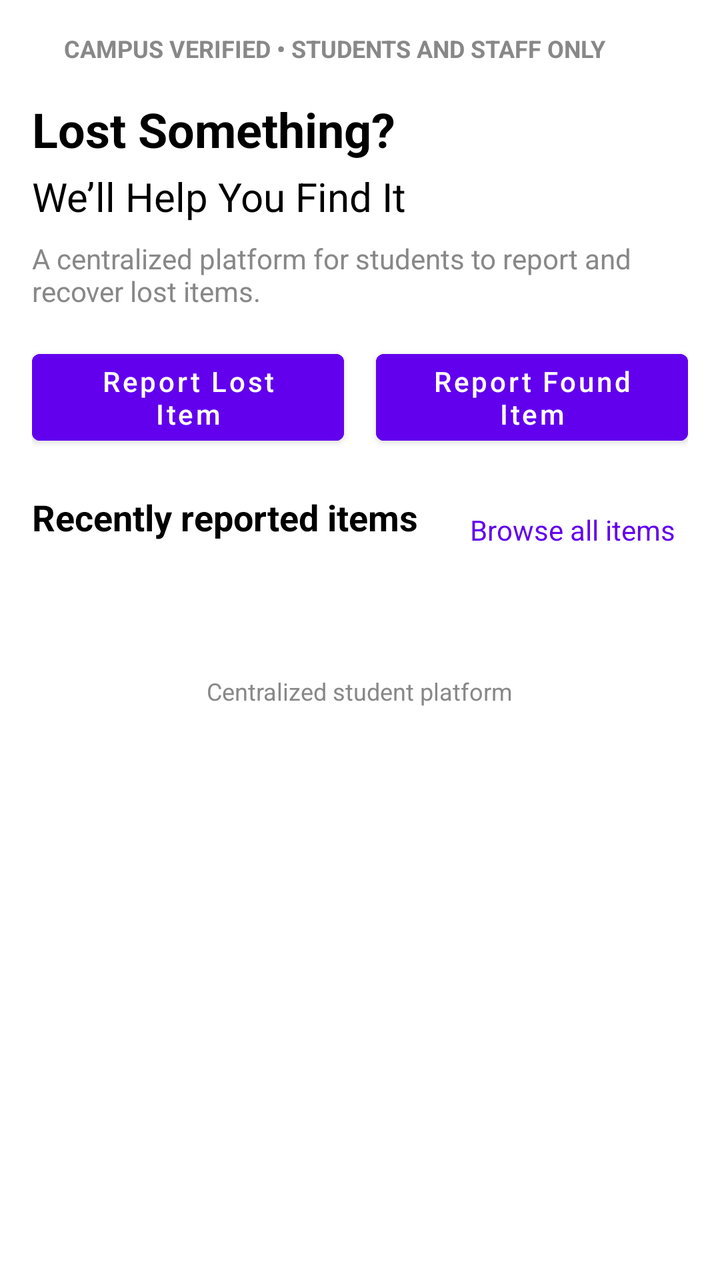
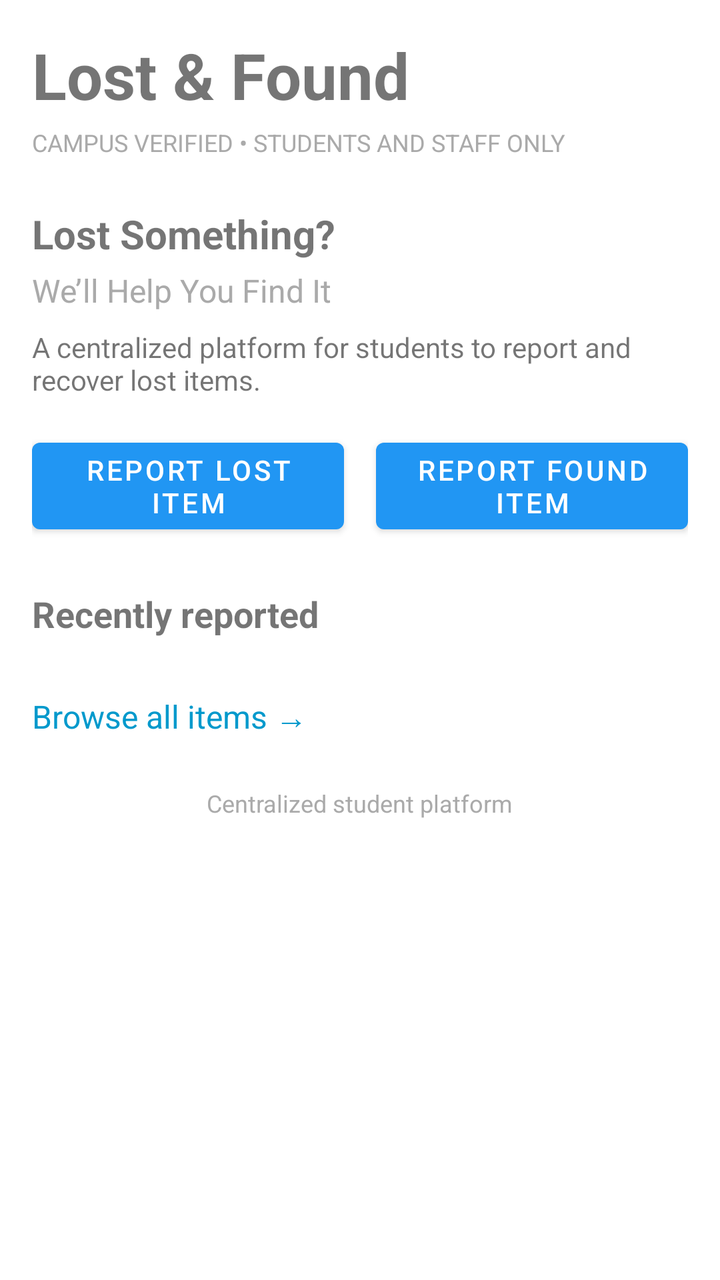

The first picture is an Android layout as it rendered before a commit; the second is the same layout after the commit. The layout source and the unified diff follow.
<!-- AndroidManifest.xml: application theme Theme.CampusLostAndFound -->
<!-- res/layout/activity_home.xml -->
<?xml version="1.0" encoding="utf-8"?>
<androidx.core.widget.NestedScrollView
    xmlns:android="http://schemas.android.com/apk/res/android"
    xmlns:app="http://schemas.android.com/apk/res-auto"
    xmlns:tools="http://schemas.android.com/tools"
    android:layout_width="match_parent"
    android:layout_height="match_parent"
    tools:context=".HomeActivity">

    <androidx.constraintlayout.widget.ConstraintLayout
        android:layout_width="match_parent"
        android:layout_height="wrap_content"
        android:padding="16dp">

        

        

        

        <TextView
            android:id="@+id/tvVerified"
            android:layout_width="wrap_content"
            android:layout_height="wrap_content"
            android:layout_marginStart="16dp"
            android:text="@string/campus_verified"
            android:textColor="@color/gray"
            android:textSize="12sp"
            android:textStyle="bold"
            app:layout_constraintStart_toStartOf="parent"
            app:layout_constraintTop_toTopOf="parent" />

        <TextView
            android:id="@+id/tvLostSomething"
            android:layout_width="wrap_content"
            android:layout_height="wrap_content"
            android:text="@string/lost_something"
            android:textSize="24sp"
            android:textStyle="bold"
            android:textColor="@color/black"
            app:layout_constraintTop_toBottomOf="@id/tvVerified"
            app:layout_constraintStart_toStartOf="parent"
            android:layout_marginTop="16dp"/>

        
        <TextView
            android:id="@+id/tvWeHelp"
            android:layout_width="wrap_content"
            android:layout_height="wrap_content"
            android:text="@string/we_help"
            android:textSize="20sp"
            android:textColor="@color/black"
            app:layout_constraintTop_toBottomOf="@id/tvLostSomething"
            app:layout_constraintStart_toStartOf="parent"
            android:layout_marginTop="4dp"/>

        
        <TextView
            android:id="@+id/tvDescription"
            android:layout_width="0dp"
            android:layout_height="wrap_content"
            android:text="@string/description"
            android:textSize="14sp"
            android:textColor="@color/gray"
            app:layout_constraintTop_toBottomOf="@id/tvWeHelp"
            app:layout_constraintStart_toStartOf="parent"
            app:layout_constraintEnd_toEndOf="parent"
            android:layout_marginTop="8dp"/>

        

        <Button
            android:id="@+id/btnReportLost"
            android:layout_width="0dp"
            android:layout_height="wrap_content"
            android:layout_marginTop="16dp"
            android:layout_marginEnd="8dp"
            android:backgroundTint="@color/primary"
            android:text="@string/report_lost"
            android:textAllCaps="false"
            app:layout_constraintEnd_toStartOf="@id/btnReportFound"
            app:layout_constraintStart_toStartOf="parent"
            app:layout_constraintTop_toBottomOf="@id/tvDescription" />

        

        

        

        <Button
            android:id="@+id/btnReportFound"
            android:layout_width="0dp"
            android:layout_height="wrap_content"
            android:layout_marginStart="8dp"
            android:layout_marginTop="16dp"
            android:backgroundTint="@color/primary"
            android:text="@string/report_found"
            android:textAllCaps="false"
            app:layout_constraintEnd_toEndOf="parent"
            app:layout_constraintStart_toEndOf="@id/btnReportLost"
            app:layout_constraintTop_toBottomOf="@id/tvDescription" />

        <TextView
            android:id="@+id/tvRecentTitle"
            android:layout_width="197dp"
            android:layout_height="27dp"
            android:layout_marginTop="20dp"
            android:text="@string/recent_title"
            android:textColor="@color/black"
            android:textSize="18sp"
            android:textStyle="bold"
            app:layout_constraintStart_toStartOf="parent"
            app:layout_constraintTop_toBottomOf="@id/btnReportLost" />

        <TextView
            android:id="@+id/tvBrowseAll"
            android:layout_width="105dp"
            android:layout_height="18dp"
            android:layout_marginEnd="4dp"
            android:clickable="true"
            android:focusable="true"
            android:text="@string/browse_all"
            android:textColor="@color/primary"
            android:textSize="14sp"
            app:layout_constraintBottom_toBottomOf="@id/tvRecentTitle"
            app:layout_constraintEnd_toEndOf="parent"
            app:layout_constraintTop_toTopOf="@id/tvRecentTitle"
            app:layout_constraintVertical_bias="1.0" />

        <androidx.recyclerview.widget.RecyclerView
            android:id="@+id/recyclerViewRecent"
            android:layout_width="0dp"
            android:layout_height="wrap_content"
            android:layout_marginTop="40dp"
            android:nestedScrollingEnabled="false"
            app:layoutManager="androidx.recyclerview.widget.LinearLayoutManager"
            app:layout_constraintEnd_toEndOf="parent"
            app:layout_constraintHorizontal_bias="0.0"
            app:layout_constraintStart_toStartOf="parent"
            app:layout_constraintTop_toBottomOf="@id/tvRecentTitle" />

        <TextView
            android:id="@+id/footer"
            android:layout_width="wrap_content"
            android:layout_height="wrap_content"
            android:text="@string/footer_line1"
            android:textSize="12sp"
            android:textColor="@color/gray"
            app:layout_constraintTop_toBottomOf="@id/recyclerViewRecent"
            app:layout_constraintStart_toStartOf="parent"
            app:layout_constraintEnd_toEndOf="parent"
            android:layout_marginTop="24dp"
            android:layout_marginBottom="16dp"/>

    </androidx.constraintlayout.widget.ConstraintLayout>
</androidx.core.widget.NestedScrollView>
<!-- resources referenced by this layout -->
<resources>
  <color name="black">#FF000000</color>
  <color name="gray">#FF888888</color>
  <color name="primary">#FF6200EE</color>
  <string name="browse_all">Browse all items &gt;</string>
  <string name="campus_verified">CAMPUS VERIFIED • STUDENTS AND STAFF ONLY</string>
  <string name="description">A centralized platform for students to report and recover lost items.</string>
  <string name="footer_line1">Centralized student platform</string>
  <string name="lost_something">Lost Something?</string>
  <string name="recent_title">Recently reported items</string>
  <string name="report_found">Report Found Item</string>
  <string name="report_lost">Report Lost Item</string>
  <string name="we_help">We’ll Help You Find It</string>
  <style name="Theme.CampusLostAndFound" parent="Theme.MaterialComponents.DayNight.DarkActionBar">
          
          <item name="colorPrimaryVariant">@color/darkBlue</item>
          <item name="colorPrimary">@color/vibrantBlue</item>
          <item name="colorOnPrimary">@color/white</item>
          
          <item name="colorSecondary">@color/teal_200</item>
          <item name="colorSecondaryVariant">@color/teal_700</item>
          <item name="colorOnSecondary">@color/black</item>
          
          <item name="android:statusBarColor">?attr/colorPrimaryVariant</item>
          
      </style>
  <color name="darkBlue">#FF0D47A1</color>
  <color name="vibrantBlue">#FF2196F3</color>
  <color name="white">#FFFFFFFF</color>
  <color name="teal_200">#FF03DAC5</color>
  <color name="teal_700">#FF018786</color>
</resources>

<!-- the commit's change to res/layout/activity_home.xml (unified diff, before → after) -->
@@ -1,157 +1,120 @@
 <?xml version="1.0" encoding="utf-8"?>
-<androidx.core.widget.NestedScrollView
-    xmlns:android="http://schemas.android.com/apk/res/android"
+<androidx.core.widget.NestedScrollView xmlns:android="http://schemas.android.com/apk/res/android"
     xmlns:app="http://schemas.android.com/apk/res-auto"
-    xmlns:tools="http://schemas.android.com/tools"
     android:layout_width="match_parent"
     android:layout_height="match_parent"
-    tools:context=".HomeActivity">
+    android:fillViewport="true"
+    android:padding="16dp">
 
-    <androidx.constraintlayout.widget.ConstraintLayout
+    <LinearLayout
         android:layout_width="match_parent"
         android:layout_height="wrap_content"
-        android:padding="16dp">
-
-        
-
-        
-
-        
-
-        <TextView
-            android:id="@+id/tvVerified"
-            android:layout_width="wrap_content"
-            android:layout_height="wrap_content"
-            android:layout_marginStart="16dp"
-            android:text="@string/campus_verified"
-            android:textColor="@color/gray"
-            android:textSize="12sp"
-            android:textStyle="bold"
-            app:layout_constraintStart_toStartOf="parent"
-            app:layout_constraintTop_toTopOf="parent" />
-
-        <TextView
-            android:id="@+id/tvLostSomething"
-            android:layout_width="wrap_content"
-            android:layout_height="wrap_content"
-            android:text="@string/lost_something"
-            android:textSize="24sp"
-            android:textStyle="bold"
-            android:textColor="@color/black"
-            app:layout_constraintTop_toBottomOf="@id/tvVerified"
-            app:layout_constraintStart_toStartOf="parent"
-            android:layout_marginTop="16dp"/>
+        android:orientation="vertical">
 
         
         <TextView
-            android:id="@+id/tvWeHelp"
             android:layout_width="wrap_content"
             android:layout_height="wrap_content"
-            android:text="@string/we_help"
-            android:textSize="20sp"
-            android:textColor="@color/black"
-            app:layout_constraintTop_toBottomOf="@id/tvLostSomething"
-            app:layout_constraintStart_toStartOf="parent"
-            android:layout_marginTop="4dp"/>
+            android:text="Lost &amp; Found"
+            android:textSize="32sp"
+            android:textStyle="bold"
+            android:layout_marginBottom="4dp"/>
 
         
         <TextView
-            android:id="@+id/tvDescription"
-            android:layout_width="0dp"
+            android:layout_width="wrap_content"
             android:layout_height="wrap_content"
-            android:text="@string/description"
-            android:textSize="14sp"
-            android:textColor="@color/gray"
-            app:layout_constraintTop_toBottomOf="@id/tvWeHelp"
-            app:layout_constraintStart_toStartOf="parent"
-            app:layout_constraintEnd_toEndOf="parent"
-            android:layout_marginTop="8dp"/>
+            android:text="CAMPUS VERIFIED • STUDENTS AND STAFF ONLY"
+            android:textSize="12sp"
+            android:textColor="@android:color/darker_gray"
+            android:textAllCaps="true"
+            android:layout_marginBottom="24dp"/>
 
         
+        <TextView
+            android:layout_width="wrap_content"
+            android:layout_height="wrap_content"
+            android:text="Lost Something?"
+            android:textSize="20sp"
+            android:textStyle="bold"
+            android:layout_marginBottom="4dp"/>
 
-        <Button
-            android:id="@+id/btnReportLost"
-            android:layout_width="0dp"
+        <TextView
+            android:layout_width="wrap_content"
             android:layout_height="wrap_content"
-            android:layout_marginTop="16dp"
-            android:layout_marginEnd="8dp"
-            android:backgroundTint="@color/primary"
-            android:text="@string/report_lost"
-            android:textAllCaps="false"
-            app:layout_constraintEnd_toStartOf="@id/btnReportFound"
-            app:layout_constraintStart_toStartOf="parent"
-            app:layout_constraintTop_toBottomOf="@id/tvDescription" />
+            android:text="We’ll Help You Find It"
+            android:textSize="16sp"
+            android:textColor="@android:color/darker_gray"
+            android:layout_marginBottom="8dp"/>
+
+        <TextView
+            android:layout_width="wrap_content"
+            android:layout_height="wrap_content"
+            android:text="A centralized platform for students to report and recover lost items."
+            android:textSize="14sp"
+            android:layout_marginBottom="16dp"/>
 
         
+        <LinearLayout
+            android:layout_width="match_parent"
+            android:layout_height="wrap_content"
+            android:orientation="horizontal"
+            android:weightSum="2"
+            android:layout_marginBottom="24dp">
+
+            <Button
+                android:id="@+id/btnReportLost"
+                android:layout_width="0dp"
+                android:layout_height="wrap_content"
+                android:layout_weight="1"
+                android:text="Report Lost Item"
+                android:layout_marginEnd="8dp"/>
+
+            <Button
+                android:id="@+id/btnReportFound"
+                android:layout_width="0dp"
+                android:layout_height="wrap_content"
+                android:layout_weight="1"
+                android:text="Report Found Item"
+                android:layout_marginStart="8dp"/>
+        </LinearLayout>
 
         
+        <TextView
+            android:layout_width="wrap_content"
+            android:layout_height="wrap_content"
+            android:text="Recently reported"
+            android:textSize="18sp"
+            android:textStyle="bold"
+            android:layout_marginBottom="12dp"/>
 
         
+        <androidx.recyclerview.widget.RecyclerView
+            android:id="@+id/recyclerViewRecent"
+            android:layout_width="match_parent"
+            android:layout_height="wrap_content"
+            android:nestedScrollingEnabled="false"
+            app:layoutManager="androidx.recyclerview.widget.LinearLayoutManager"
+            android:layout_marginBottom="16dp"/>
 
-        <Button
-            android:id="@+id/btnReportFound"
-            android:layout_width="0dp"
-            android:layout_height="wrap_content"
-            android:layout_marginStart="8dp"
-            android:layout_marginTop="16dp"
-            android:backgroundTint="@color/primary"
-            android:text="@string/report_found"
-            android:textAllCaps="false"
-            app:layout_constraintEnd_toEndOf="parent"
-            app:layout_constraintStart_toEndOf="@id/btnReportLost"
-            app:layout_constraintTop_toBottomOf="@id/tvDescription" />
-
-        <TextView
-            android:id="@+id/tvRecentTitle"
-            android:layout_width="197dp"
-            android:layout_height="27dp"
-            android:layout_marginTop="20dp"
-            android:text="@string/recent_title"
-            android:textColor="@color/black"
-            android:textSize="18sp"
-            android:textStyle="bold"
-            app:layout_constraintStart_toStartOf="parent"
-            app:layout_constraintTop_toBottomOf="@id/btnReportLost" />
-
+        
         <TextView
             android:id="@+id/tvBrowseAll"
-            android:layout_width="105dp"
-            android:layout_height="18dp"
-            android:layout_marginEnd="4dp"
-            android:clickable="true"
-            android:focusable="true"
-            android:text="@string/browse_all"
-            android:textColor="@color/primary"
-            android:textSize="14sp"
-            app:layout_constraintBottom_toBottomOf="@id/tvRecentTitle"
-            app:layout_constraintEnd_toEndOf="parent"
-            app:layout_constraintTop_toTopOf="@id/tvRecentTitle"
-            app:layout_constraintVertical_bias="1.0" />
-
-        <androidx.recyclerview.widget.RecyclerView
-            android:id="@+id/recyclerViewRecent"
-            android:layout_width="0dp"
-            android:layout_height="wrap_content"
-            android:layout_marginTop="40dp"
-            android:nestedScrollingEnabled="false"
-            app:layoutManager="androidx.recyclerview.widget.LinearLayoutManager"
-            app:layout_constraintEnd_toEndOf="parent"
-            app:layout_constraintHorizontal_bias="0.0"
-            app:layout_constraintStart_toStartOf="parent"
-            app:layout_constraintTop_toBottomOf="@id/tvRecentTitle" />
-
-        <TextView
-            android:id="@+id/footer"
             android:layout_width="wrap_content"
             android:layout_height="wrap_content"
-            android:text="@string/footer_line1"
+            android:text="Browse all items →"
+            android:textColor="@android:color/holo_blue_dark"
+            android:textSize="16sp"
+            android:layout_marginBottom="24dp"/>
+
+        
+        <TextView
+            android:layout_width="wrap_content"
+            android:layout_height="wrap_content"
+            android:text="Centralized student platform"
             android:textSize="12sp"
-            android:textColor="@color/gray"
-            app:layout_constraintTop_toBottomOf="@id/recyclerViewRecent"
-            app:layout_constraintStart_toStartOf="parent"
-            app:layout_constraintEnd_toEndOf="parent"
-            android:layout_marginTop="24dp"
-            android:layout_marginBottom="16dp"/>
+            android:textColor="@android:color/darker_gray"
+            android:layout_gravity="center_horizontal"/>
 
-    </androidx.constraintlayout.widget.ConstraintLayout>
+    </LinearLayout>
 </androidx.core.widget.NestedScrollView>
<!-- resource entries referenced after the edit -->
@@ -1,17 +1,6 @@
 <!-- resources referenced by this layout -->
 <resources>
   <color name="black">#FF000000</color>
-  <color name="gray">#FF888888</color>
-  <color name="primary">#FF6200EE</color>
-  <string name="browse_all">Browse all items &gt;</string>
-  <string name="campus_verified">CAMPUS VERIFIED • STUDENTS AND STAFF ONLY</string>
-  <string name="description">A centralized platform for students to report and recover lost items.</string>
-  <string name="footer_line1">Centralized student platform</string>
-  <string name="lost_something">Lost Something?</string>
-  <string name="recent_title">Recently reported items</string>
-  <string name="report_found">Report Found Item</string>
-  <string name="report_lost">Report Lost Item</string>
-  <string name="we_help">We’ll Help You Find It</string>
   <style name="Theme.CampusLostAndFound" parent="Theme.MaterialComponents.DayNight.DarkActionBar">
           
           <item name="colorPrimaryVariant">@color/darkBlue</item>
